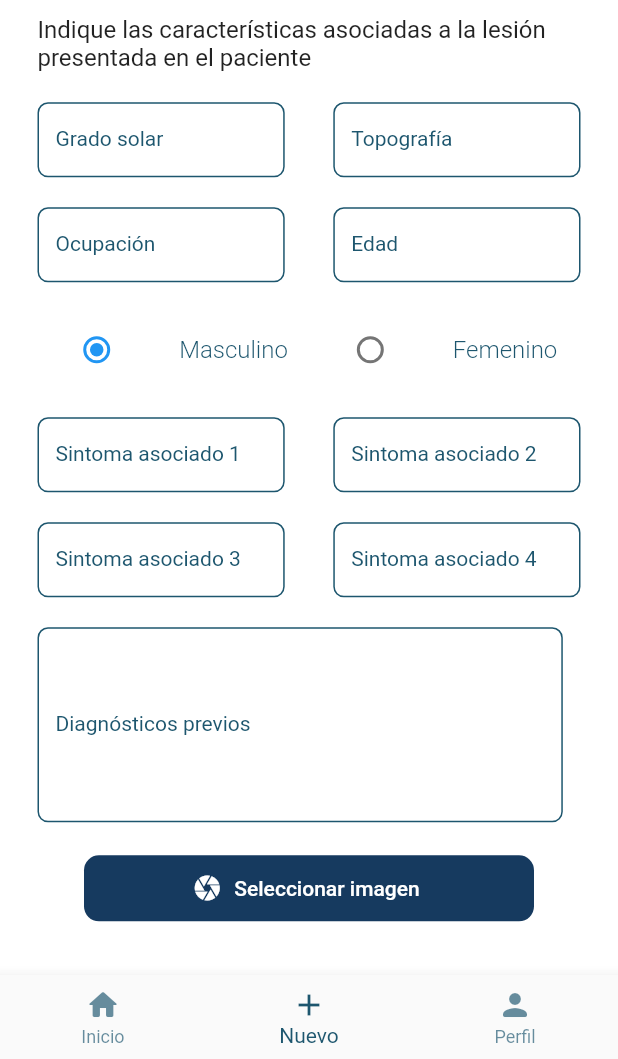
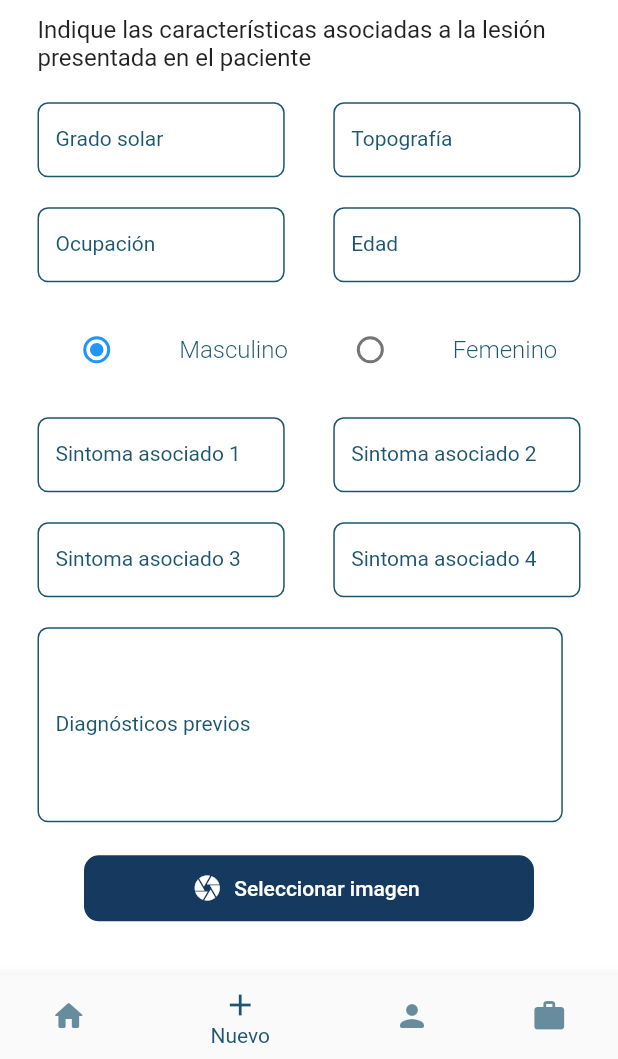
Before and after one commit to Joselian2204/DermistFront, a Flutter app: the NavBar screen opened directly, item 2 of the bottom bar chosen, after a tap on the "arrow back ios" icon, on a phone screen of 412 x 824 dp, the part 177-1236 px from its top. Run offline on Flutter 3.47's test engine with Material 2 defaults, Android fonts, the phone set to English and light mode, and no system bars; our stand-ins replace firebase_analytics, firebase_auth, firebase_core, get, google_sign_in; missing offline and left inert: dart:ffi; accounts and stored records are empty.

Commit message:
Result page added

```diff
--- a/lib/src/constants/image_strings.dart
+++ b/lib/src/constants/image_strings.dart
@@ -6,3 +6,7 @@ const String doctors = 'assets/images/doctors.png';
 
 const String googleLogo = 'assets/logo/google.png';
 const String logOut = 'assets/images/log-out.png';
+
+const String gold = 'assets/images/medalls/gold.png';
+const String silver = 'assets/images/medalls/silver.png';
+const String copper = 'assets/images/medalls/copper.png';
--- a/lib/src/features/authentication/navbar/navbar.dart
+++ b/lib/src/features/authentication/navbar/navbar.dart
@@ -4,6 +4,7 @@ import 'package:dermist/src/features/authentication/controllers/navbar_controlle
 import 'package:dermist/src/features/authentication/screens/form/form.dart';
 import 'package:dermist/src/features/authentication/screens/home_page/home_page.dart';
 import 'package:dermist/src/features/authentication/screens/profile/profile.dart';
+import 'package:dermist/src/features/authentication/screens/result/result.dart';
 import 'package:flutter/material.dart';
 import 'package:get/get.dart';
 
@@ -20,6 +21,7 @@ class NavBar extends StatelessWidget{
             HomePage(),
             FormDermist(),
             Profile(),
+            ObtainedResult()
           ],
         ),
         bottomNavigationBar: BottomNavigationBar(
@@ -30,7 +32,8 @@ class NavBar extends StatelessWidget{
           items: [
             bottombarItem(Icons.home_rounded, "Inicio"),
             bottombarItem(Icons.add, "Nuevo"),
-            bottombarItem(Icons.person_rounded, "Perfil")
+            bottombarItem(Icons.person_rounded, "Perfil"),
+            bottombarItem(Icons.work, "Resultado")
           ],
         )
       );
--- /dev/null
+++ b/lib/src/features/authentication/screens/result/Widgets/card_result.dart
@@ -0,0 +1,65 @@
+import 'package:dermist/src/constants/colors.dart';
+import 'package:flutter/material.dart';
+import 'package:dermist/src/constants/image_strings.dart';
+
+class CardResult extends StatelessWidget {
+  const CardResult({Key? key}) : super(key: key);
+
+  @override
+  Widget build(BuildContext context) {
+    final size = MediaQuery.of(context).size;
+    return Container(
+      width: size.width * 0.85,
+      height: 90,
+      decoration: const BoxDecoration(
+          borderRadius: BorderRadius.all(Radius.circular(10)),
+          color: pureWhite,
+          boxShadow: [ BoxShadow(
+          offset: Offset(0, 3),
+          spreadRadius: -2,
+          blurRadius: 8,
+          color: Color.fromRGBO(88, 88, 88, 0.4),
+        )
+      ]),
+      child: Row(
+        mainAxisAlignment: MainAxisAlignment.center,
+        children: [
+          Column(
+            children: const [
+              SizedBox(height: 15),
+              Image(image: AssetImage(gold))
+            ],
+          ),
+          const SizedBox(width: 20),
+          Column(
+            crossAxisAlignment: CrossAxisAlignment.start,
+            children: [
+              const SizedBox(height: 17),
+              Row(
+                children: const [
+                  Text('Nombre Enfermedad',
+                    style: TextStyle(
+                        color: secondaryColor,
+                        fontSize: 16,
+                        fontWeight: FontWeight.bold
+                    ),
+                  ),
+                ],
+              ),
+              const SizedBox(height: 15),
+              Row(
+                children: const [
+                  Text('Probabilidad de Acierto: 100%',
+                    style: TextStyle(
+                        fontSize: 14,
+                    ),
+                  ),
+                ],
+              ),
+            ],
+          )
+        ],
+      ),
+    );
+  }
+}
--- /dev/null
+++ b/lib/src/features/authentication/screens/result/Widgets/data_registered.dart
@@ -0,0 +1,103 @@
+import 'package:dermist/src/constants/colors.dart';
+import 'package:flutter/material.dart';
+
+class DataRecovered extends StatelessWidget{
+  const DataRecovered({Key? key}) : super(key: key);
+
+  @override
+  Widget build(BuildContext context) {
+    final size = MediaQuery.of(context).size;
+    return Container(
+      width: size.width * 0.85,
+      child: Column(
+        children: [
+          const SizedBox(height: 20),
+          Row(
+            mainAxisAlignment: MainAxisAlignment.spaceBetween,
+            children: const [
+              Text.rich(
+                  TextSpan(
+                      text: 'Grado Solar: ',
+                      style:TextStyle(
+                        color: secondaryColor,
+                        fontSize:16,
+                      ),
+                      children: [
+                        TextSpan(
+                          text: '1',
+                          style:TextStyle(
+                            color: primaryBlack,
+                            fontSize:16,
+                          ),
+                        )
+                      ]
+                  )
+              ),
+              Text.rich(
+                  TextSpan(
+                      text: 'Topografía: ',
+                      style:TextStyle(
+                        color: secondaryColor,
+                        fontSize:16,
+                      ),
+                      children: [
+                        TextSpan(
+                          text: 'frente',
+                          style:TextStyle(
+                            color: primaryBlack,
+                            fontSize:16,
+                          ),
+                        )
+                      ]
+                  )
+              ),
+            ],
+          ),
+          const SizedBox(height: 20),
+          Row(
+            mainAxisAlignment: MainAxisAlignment.spaceBetween,
+            children: const [
+              Text.rich(
+                  TextSpan(
+                      text: 'Ocupación: ',
+                      style:TextStyle(
+                        color: secondaryColor,
+                        fontSize:16,
+                      ),
+                      children: [
+                        TextSpan(
+                          text: 'obrero',
+                          style:TextStyle(
+                            color: primaryBlack,
+                            fontSize:16,
+                          ),
+                        )
+                      ]
+                  )
+              ),
+              SizedBox(width: 60),
+              Text.rich(
+                  TextSpan(
+                      text: 'Edad: ',
+                      style:TextStyle(
+                        color: secondaryColor,
+                        fontSize:16,
+                      ),
+                      children: [
+                        TextSpan(
+                          text: '22',
+                          style:TextStyle(
+                            color: primaryBlack,
+                            fontSize:16,
+                          ),
+                        )
+                      ]
+                  )
+              ),
+            ],
+          )
+        ],
+      ),
+    );
+  }
+}
--- /dev/null
+++ b/lib/src/features/authentication/screens/result/result.dart
@@ -0,0 +1,78 @@
+import 'package:dermist/src/constants/colors.dart';
+import 'package:dermist/src/constants/image_strings.dart';
+import 'package:dermist/src/features/authentication/screens/result/Widgets/card_result.dart';
+import 'package:dermist/src/features/authentication/screens/result/Widgets/data_registered.dart';
+import 'package:flutter/material.dart';
+
+class ObtainedResult extends StatelessWidget{
+  const ObtainedResult({Key? key}) : super(key: key);
+
+  @override
+  Widget build(BuildContext context) {
+    final size = MediaQuery.of(context).size;
+    return Scaffold(
+      body: SingleChildScrollView(
+        child: Container(
+          padding: const EdgeInsets.only(top: 60, left: 25, right: 25),
+          width: size.width,
+          height: size.height,
+          decoration: const BoxDecoration(
+            color: pureWhite,
+          ),
+          child: Column(
+            children: [
+              GestureDetector(
+                onTap: () {},
+                child: Row(
+                  children: const [
+                    Icon(Icons.arrow_back_ios, color: secondaryColor, size: 28),
+                    Image(
+                      image: AssetImage(imagotipoColor),
+                      width: 145,
+                    )
+                  ],
+                ),
+              ),
+              Row(
+                children: [
+                  Container(
+                    width: size.width * 0.86,
+                    padding: EdgeInsets.symmetric(vertical: 10),
+                    child: const Text(
+                      'Los  resultados que se obtuvieron por Dermist para el caso dermatológico presentado son:',
+                      style: TextStyle(fontSize: 16),
+                    ),
+                  ),
+                ],
+              ),
+              Row(
+                children: const [
+                  DataRecovered(),
+                ],
+              ),
+              const SizedBox(height: 30),
+              Row(
+                children: const [
+                  CardResult()
+                ],
+              ),
+              const SizedBox(height: 30),
+              Row(
+                children: const [
+                  CardResult()
+                ],
+              ),
+              const SizedBox(height: 30),
+              Row(
+                children: const [
+                  CardResult()
+                ],
+              ),
+            ],
+          ),
+        ),
+      ),
+    );
+  }
+
+}
--- a/lib/src/routing/routes.dart
+++ b/lib/src/routing/routes.dart
@@ -2,6 +2,7 @@ import 'package:dermist/src/features/authentication/navbar/navbar.dart';
 import 'package:dermist/src/features/authentication/screens/form/form.dart';
 import 'package:dermist/src/features/authentication/screens/home_page/home_page.dart';
 import 'package:dermist/src/features/authentication/screens/profile/profile.dart';
+import 'package:dermist/src/features/authentication/screens/result/result.dart';
 import 'package:get/get.dart';
 
 class AppPage{
@@ -10,15 +11,18 @@ class AppPage{
     GetPage(name: home, page: ()=> HomePage()),
     GetPage(name: formd, page: ()=> FormDermist()),
     GetPage(name: profile, page: ()=> Profile()),
+    GetPage(name: result, page: ()=> ObtainedResult())
   ];
 
   static getnavbar() => navbar;
   static gethome() => home;
   static getform() => formd;
   static getprofile() => profile;
+  static getresult() => result;
 
   static String navbar = '/';
   static String home = '/home';
   static String formd = '/formd';
   static String profile = '/profile';
+  static String result = '/result';
 }
--- a/pubspec.yaml
+++ b/pubspec.yaml
@@ -76,6 +76,10 @@ flutter:
     - assets/images/card/two.png
     - assets/images/card/three.png
 
+    - assets/images/medalls/gold.png
+    - assets/images/medalls/silver.png
+    - assets/images/medalls/copper.png
+
 
   # An image asset can refer to one or more resolution-specific "variants", see
   # https://flutter.dev/assets-and-images/#resolution-aware
```
Also changed, not shown: assets/images/medalls/copper.png (added), assets/images/medalls/gold.png (added), assets/images/medalls/silver.png (added).
